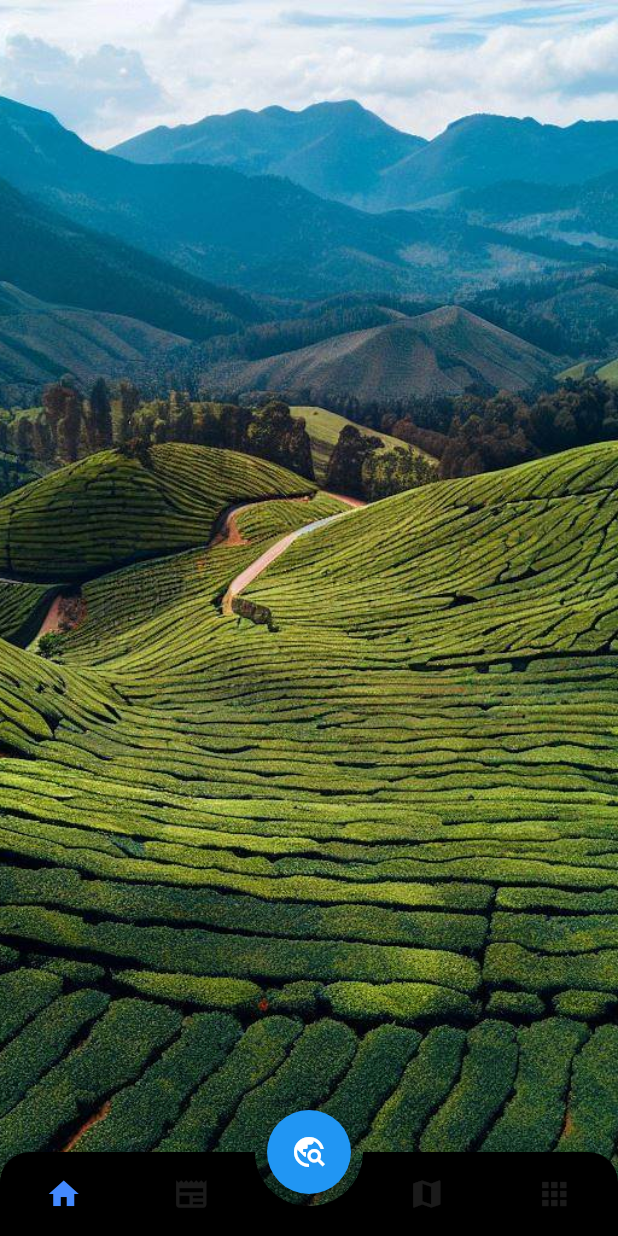
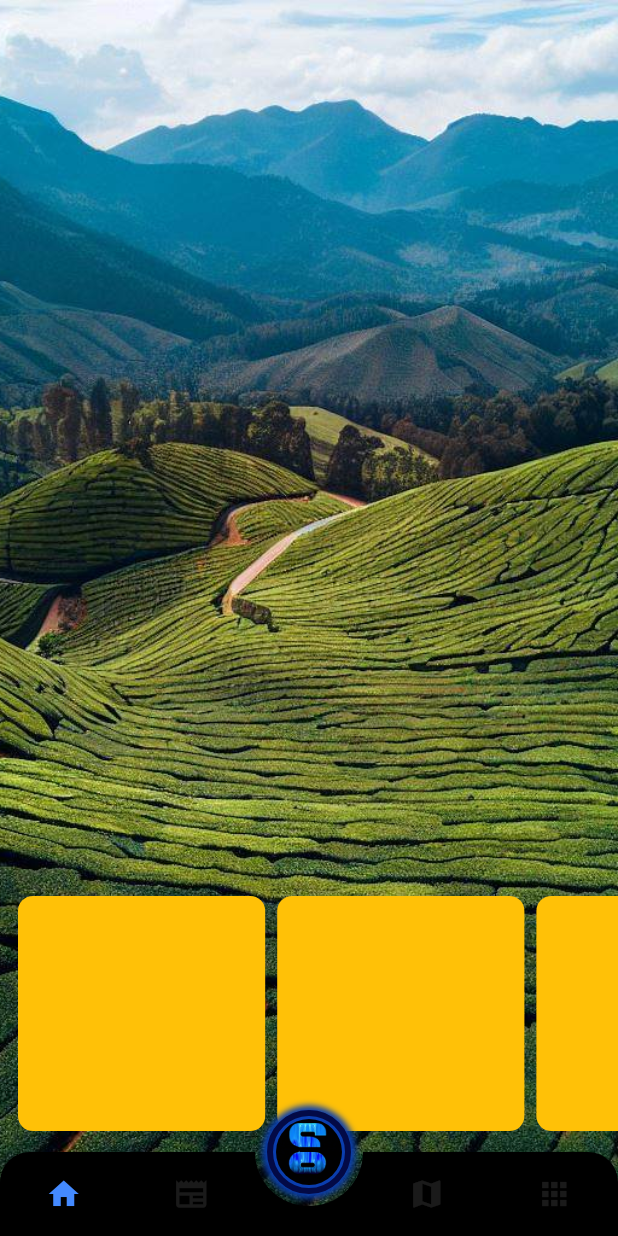
Before and after one commit to chathudilzo/map_app, a Flutter app: the screen it shows after launch, on a phone screen of 412 x 824 dp. Run offline on Flutter 3.47's test engine with Material 2 defaults, Android fonts, the light colour scheme and no system bars; drawn by our look-alikes of animated_bottom_navigation_bar; our stand-ins replace flutter_dotenv, geocoding, google_maps_flutter; missing offline and left inert: flutter_polyline_points.

Commit message:
home_list_view_

```diff
--- a/lib/home.dart
+++ b/lib/home.dart
@@ -2,6 +2,7 @@ import 'package:animated_bottom_navigation_bar/animated_bottom_navigation_bar.da
 import 'package:flutter/material.dart';
 import 'package:flutter/src/widgets/container.dart';
 import 'package:flutter/src/widgets/framework.dart';
+import 'package:map_app/widgets/places_box.dart';
 
 class HomePage extends StatefulWidget {
   const HomePage({super.key});
@@ -21,12 +22,57 @@ class _HomePageState extends State<HomePage> {
         decoration: BoxDecoration(
           image: DecorationImage(image: AssetImage('assets/plant.jpg',),fit: BoxFit.cover
         ),
+
+      ),
+      child: Padding(
+        padding: const EdgeInsets.only(left:8.0),
+        child: Column(
+          children: [
+            Expanded(child: Container()),
+            SizedBox(
+              width: MediaQuery.of(context).size.width ,
+              height: MediaQuery.of(context).size.width * 0.4,
+              child: ListView(
+                scrollDirection: Axis.horizontal,
+                children: [
+                  PlacesBox(),
+
+                  PlacesBox(),
+                  PlacesBox(),
+                  PlacesBox(),
+                ],
+              ),
+            ),
+            SizedBox(height:MediaQuery.of(context).size.height*0.08,)
+          ],
+        ),
       ),
       ),
-      floatingActionButton: FloatingActionButton(onPressed: () {
+      floatingActionButton: FloatingActionButton(
+        backgroundColor: Colors.black,
+        onPressed: () {
 
       },
-      child: IconButton(onPressed: (){}, icon: Icon(Icons.travel_explore)),
+      child: Container(
+  // width: MediaQuery.of(context).size.width * 0.5,
+  // height: MediaQuery.of(context).size.width * 0.5,
+  child: ClipOval(
+    child: Image(
+      image: AssetImage('assets/icon.jpg'),
+      fit: BoxFit.cover,
+    ),
+  ),
+  padding: EdgeInsets.all(2),
+  decoration: BoxDecoration(
+    boxShadow: [BoxShadow(
+      blurRadius: 3,
+      spreadRadius: 3,
+      color: Color.fromARGB(255, 10, 62, 175)
+    )],
+    border: Border.all(color: Color.fromARGB(255, 3, 10, 70), width: 4),
+    borderRadius: BorderRadius.circular(50),
+  ),
+)
       ),
       floatingActionButtonLocation: FloatingActionButtonLocation.centerDocked,
       bottomNavigationBar: AnimatedBottomNavigationBar(
@@ -44,6 +90,8 @@ class _HomePageState extends State<HomePage> {
         rightCornerRadius: 20,
         icons: [(Icons.home),(Icons.newspaper),(Icons.map),(Icons.apps),],
       activeIndex: 0,),
+
+
     );
   }
 }
--- /dev/null
+++ b/lib/widgets/places_box.dart
@@ -0,0 +1,26 @@
+import 'package:flutter/material.dart';
+import 'package:flutter/src/widgets/container.dart';
+import 'package:flutter/src/widgets/framework.dart';
+
+class PlacesBox extends StatefulWidget {
+  const PlacesBox({super.key});
+
+  @override
+  State<PlacesBox> createState() => _PlacesBoxState();
+}
+
+class _PlacesBoxState extends State<PlacesBox> {
+  @override
+  Widget build(BuildContext context) {
+     double width= MediaQuery.of(context).size.width ;
+     double height= MediaQuery.of(context).size.height;
+    return Padding(
+      padding: const EdgeInsets.all(4.0),
+      child: Container(
+        width: width*0.4,
+        height: width*0.4,
+        decoration: BoxDecoration(borderRadius: BorderRadius.circular(10),color: Colors.amber,),
+      ),
+    );
+  }
+}
```
Also changed, not shown: assets/icon.jpg (added).
